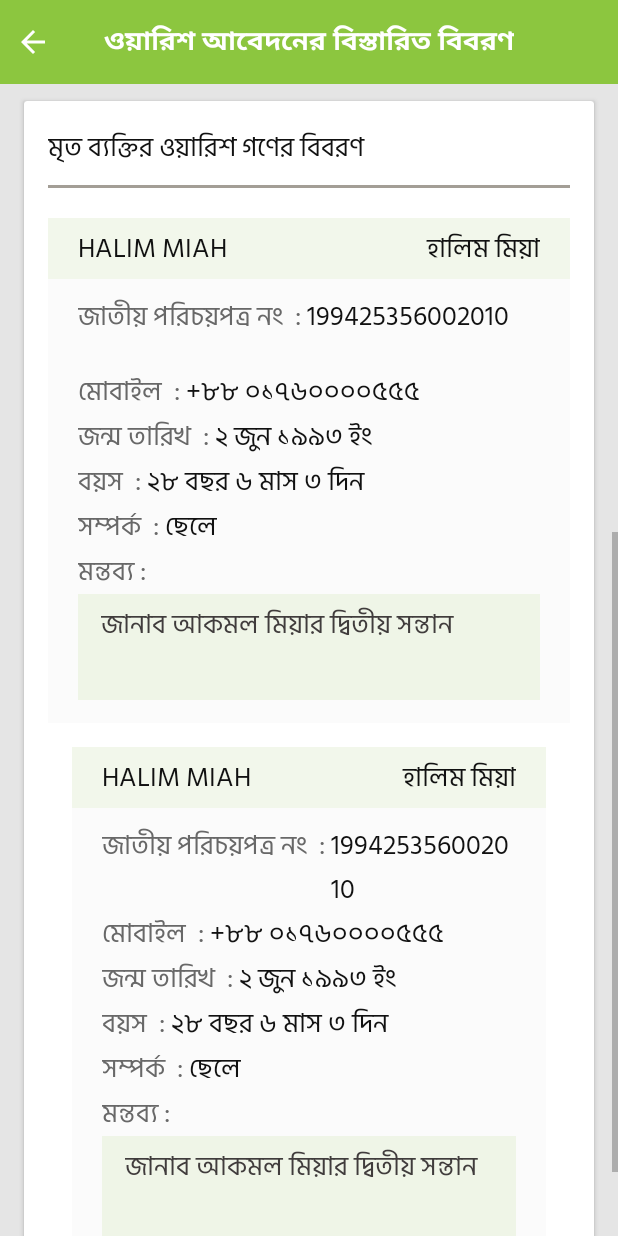
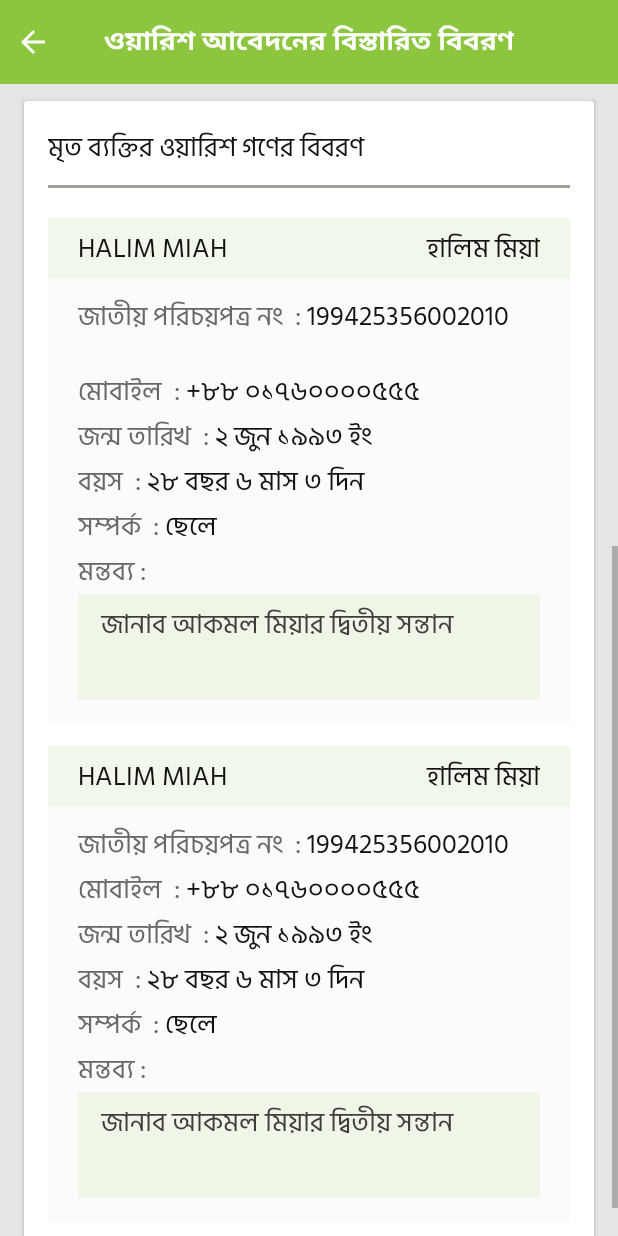
Before and after one commit to farhansadikgalib/Prottoyon, an Android app: the Warish_class screen opened directly, with no data from a screen before it, scrolled down 537 dp, on a phone screen of 412 x 824 dp. Run offline under Robolectric (Android 15) with nearby library versions, the light colour scheme and no system bars.

Commit message:
warish xml update

```diff
--- a/app/src/main/res/layout/fragment_applicants_description_with_comment_box.xml
+++ b/app/src/main/res/layout/fragment_applicants_description_with_comment_box.xml
@@ -80,6 +80,7 @@
                         android:orientation="vertical">
 
                         <TextView
+
                             android:id="@+id/textView5"
                             android:layout_width="match_parent"
                             android:layout_height="match_parent"
@@ -89,7 +90,8 @@
                             android:text="আব্দুল হালিম"
                             android:textColor="#111111"
                             android:textSize="20sp"
-                            android:textStyle="bold" />
+                            android:textStyle="bold"
+                            />
                     </LinearLayout>
 
                     <LinearLayout
--- a/app/src/main/res/layout/fragment_warish.xml
+++ b/app/src/main/res/layout/fragment_warish.xml
@@ -307,6 +307,11 @@
                         android:layout_marginBottom="20dp"
                         android:layout_marginTop="10dp"
                         android:background="#A39E96" />
+<LinearLayout
+    android:layout_width="match_parent"
+    android:layout_height="wrap_content"
+    android:orientation="vertical"
+    android:paddingBottom="15dp">
 
                     <LinearLayout
                         android:layout_width="match_parent"
@@ -538,12 +543,7 @@
 
                     </LinearLayout>
 
-                    <LinearLayout
-                        android:layout_width="match_parent"
-                        android:layout_height="match_parent"
-                        android:orientation="vertical"
-                        android:padding="16dp"
-                        >
+</LinearLayout>
 
 
 
@@ -775,7 +775,7 @@
 
                         </LinearLayout>
 
-                    </LinearLayout>
+
 
                 </LinearLayout>
 
```
